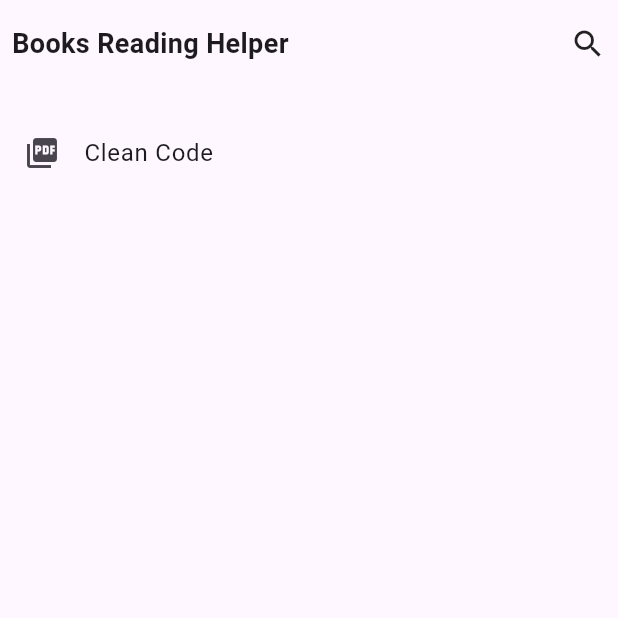
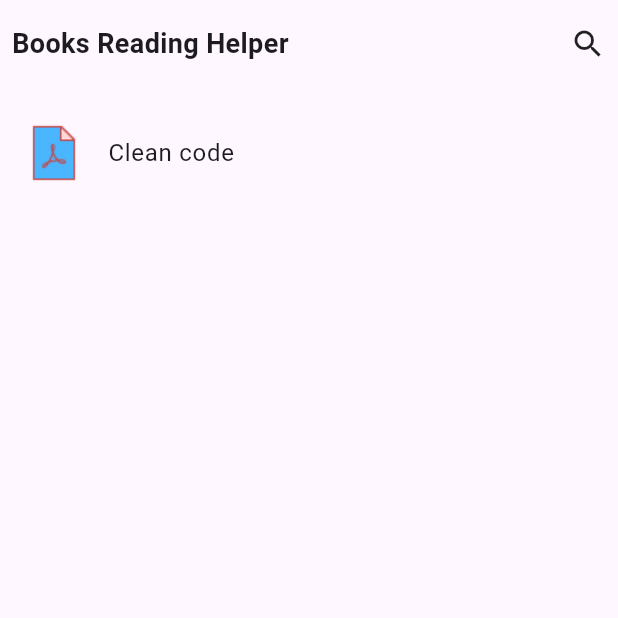
Before and after one commit to mellatilaid/books-reading-helper, a Flutter app: the screen it shows after launch, on a phone screen of 412 x 824 dp, the top half of it. Run offline on Flutter 3.47's test engine with Material 3 defaults, Android fonts, the phone set to English and light mode, and no system bars; our stand-ins replace dartz.

Commit message:
created home repo

```diff
--- a/lib/core/utils/assets_data.dart
+++ b/lib/core/utils/assets_data.dart
@@ -1,3 +1,3 @@
 abstract class AssetsData {
-  static const String bookItemLogo = 'assets/images/book_item_logo.png';
+  static const String bookItemIcon = 'assets/icons/book_item_icon.png';
 }
--- /dev/null
+++ b/lib/features/home/data/models/book_model.dart
@@ -0,0 +1 @@
+class BookModel {}
--- /dev/null
+++ b/lib/features/home/data/repos/home_repo/home_repo.dart
@@ -0,0 +1,7 @@
+import 'dart:io';
+
+import 'package:dartz/dartz.dart';
+
+abstract class HomeRepo {
+  Future<Either<bool, List<File>>> getUserDownloadedPdfs();
+}
--- /dev/null
+++ b/lib/features/home/presentation/views/widgets/custom_book_item.dart
@@ -0,0 +1,16 @@
+import 'package:flutter/material.dart';
+
+import '../../../../../core/utils/assets_data.dart';
+
+class CustomBookItem extends StatelessWidget {
+  final String bookTitle;
+  const CustomBookItem({super.key, required this.bookTitle});
+
+  @override
+  Widget build(BuildContext context) {
+    return ListTile(
+      leading: Image.asset(AssetsData.bookItemIcon),
+      title: Text(bookTitle),
+    );
+  }
+}
--- a/lib/features/home/presentation/views/widgets/home_view_body.dart
+++ b/lib/features/home/presentation/views/widgets/home_view_body.dart
@@ -1,4 +1,5 @@
 import 'package:books_reading_helper/features/home/presentation/views/widgets/custom_app_bar.dart';
+import 'package:books_reading_helper/features/home/presentation/views/widgets/custom_book_item.dart';
 import 'package:flutter/material.dart';
 
 class HomeViewBody extends StatelessWidget {
@@ -12,10 +13,7 @@ class HomeViewBody extends StatelessWidget {
         SizedBox(
           height: 16,
         ),
-        ListTile(
-          leading: Icon(Icons.picture_as_pdf),
-          title: Text('Clean Code'),
-        )
+        CustomBookItem(bookTitle: 'Clean code'),
       ],
     );
   }
--- a/pubspec.yaml
+++ b/pubspec.yaml
@@ -35,6 +35,7 @@ dependencies:
   # The following adds the Cupertino Icons font to your application.
   # Use with the CupertinoIcons class for iOS style icons.
   cupertino_icons: ^1.0.6
+  dartz: ^0.10.1
 
 dev_dependencies:
   flutter_test:
@@ -61,6 +62,7 @@ flutter:
   # To add assets to your application, add an assets section, like this:
   assets:
     - assets/images/
+    - assets/icons/
   #   - images/a_dot_ham.jpeg
 
   # An image asset can refer to one or more resolution-specific "variants", see
```
Also changed, not shown: assets/icons/book_item_icon.png (added), pubspec.lock.
